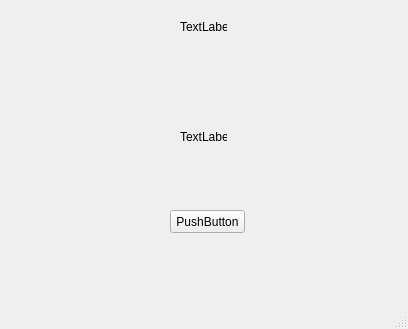
First picture: the form in designe/Home_form.ui, repository yas19sin/PyQt-Login-Test, before the edit.
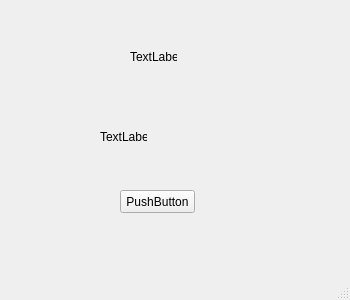
Second picture: the form after the edit.

Commit message: fixed the app is good to go

What changed in the file:
```diff
--- a/designe/Home_form.ui
+++ b/designe/Home_form.ui
@@ -6,8 +6,8 @@
    <rect>
     <x>0</x>
     <y>0</y>
-    <width>408</width>
-    <height>329</height>
+    <width>350</width>
+    <height>300</height>
    </rect>
   </property>
   <property name="windowTitle">
@@ -17,8 +17,8 @@
    <widget class="QLabel" name="main_title">
     <property name="geometry">
      <rect>
-      <x>180</x>
-      <y>20</y>
+      <x>130</x>
+      <y>50</y>
       <width>47</width>
       <height>13</height>
      </rect>
@@ -30,7 +30,7 @@
    <widget class="QLabel" name="welcome">
     <property name="geometry">
      <rect>
-      <x>180</x>
+      <x>100</x>
       <y>130</y>
       <width>47</width>
       <height>13</height>
@@ -43,8 +43,8 @@
    <widget class="QPushButton" name="diconnect_btn">
     <property name="geometry">
      <rect>
-      <x>170</x>
-      <y>210</y>
+      <x>120</x>
+      <y>190</y>
       <width>75</width>
       <height>23</height>
      </rect>
```
Left out of the diff: 2 changed lines with no effect on the pictures. The commit also changes 2 other files.
